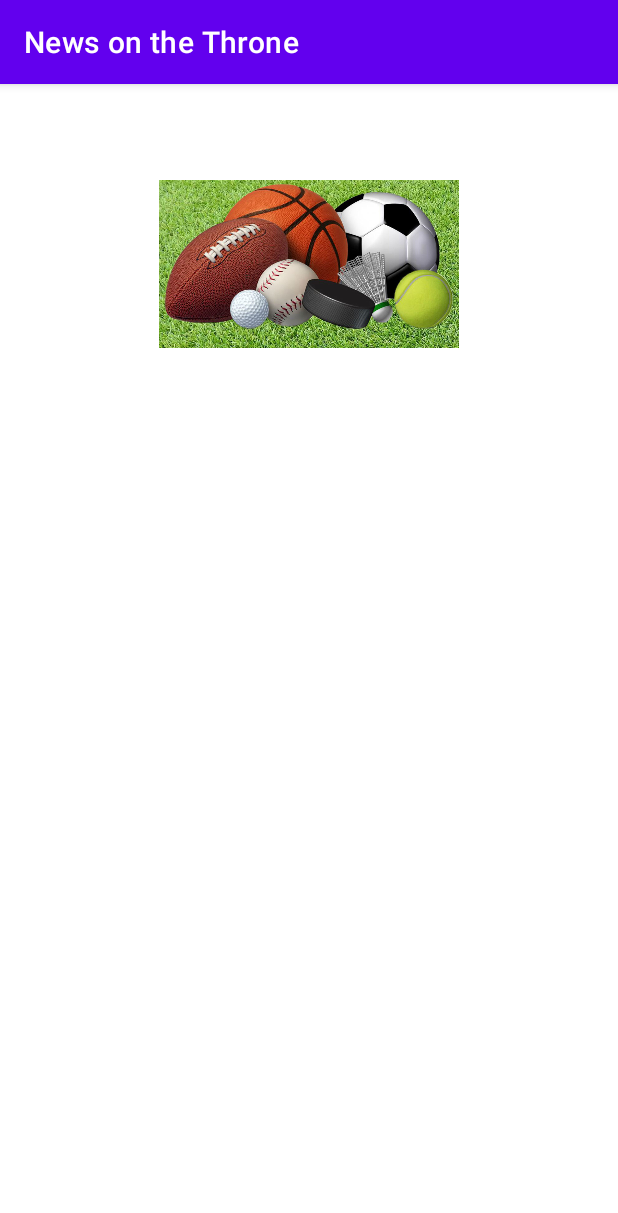
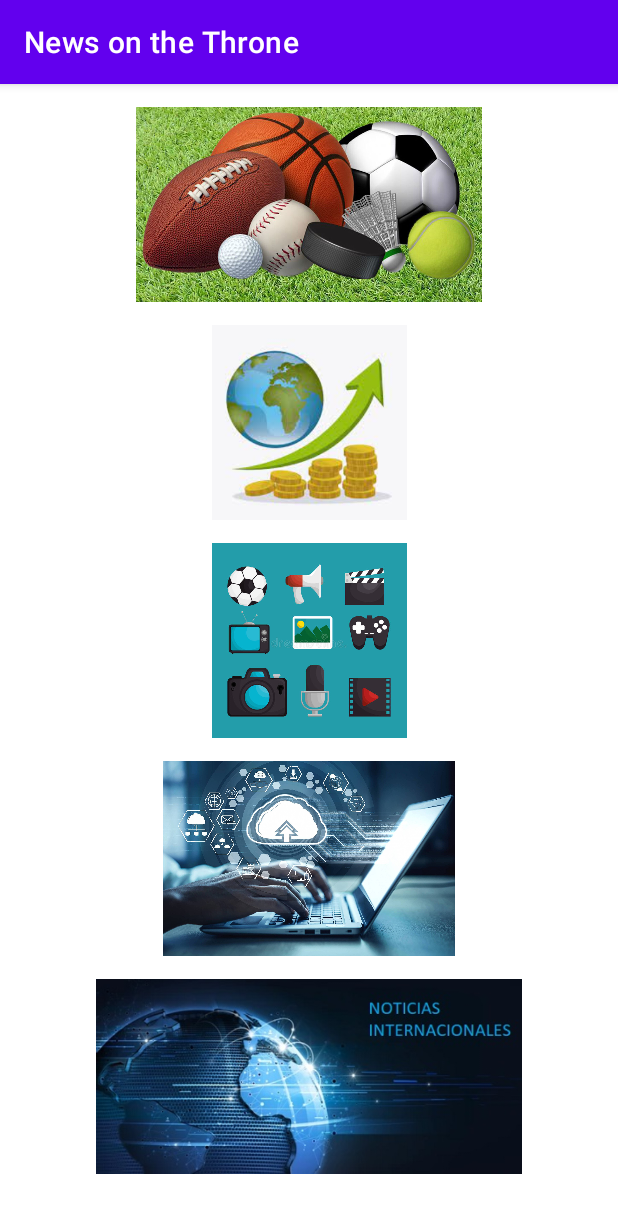
Before and after one commit to daniisza/TrabajoFinal, an Android app: the screen it shows after launch (Pantalla2), on a phone screen of 412 x 824 dp. Shown: the top 1213 px of the screen. Run offline under Robolectric (Android 15) with nearby library versions, the phone set to English and light mode, and no system bars.

Commit message:
SE SUBEN IMAGENES MENU SECCIONES
Imagenes de Menu

```diff
--- a/app/src/main/res/layout/activity_pantalla2.xml
+++ b/app/src/main/res/layout/activity_pantalla2.xml
@@ -11,12 +11,35 @@
 
     <com.google.android.material.imageview.ShapeableImageView
         android:id="@+id/imagen"
-        android:layout_gravity="center"
-        android:layout_marginTop="20dp"
-        android:src="@drawable/deportes"
-        android:layout_width="200dp"
-        android:layout_height="200dp"/>
+        android:layout_width="match_parent"
+        android:layout_height="130dp"
+        android:layout_marginTop="15dp"
+        android:src="@drawable/deportes" />
 
+    <com.google.android.material.imageview.ShapeableImageView
+        android:id="@+id/imagen2"
+        android:layout_width="match_parent"
+        android:layout_height="130dp"
+        android:layout_marginTop="15dp"
+        android:src="@drawable/economia" />
+    <com.google.android.material.imageview.ShapeableImageView
+        android:id="@+id/imagen3"
+        android:layout_width="match_parent"
+        android:layout_height="130dp"
+        android:layout_marginTop="15dp"
+        android:src="@drawable/entretenimiento" />
+    <com.google.android.material.imageview.ShapeableImageView
+        android:id="@+id/imagen4"
+        android:layout_width="match_parent"
+        android:layout_height="130dp"
+        android:layout_marginTop="15dp"
+        android:src="@drawable/tecnologia" />
+    <com.google.android.material.imageview.ShapeableImageView
+        android:id="@+id/imagen5"
+        android:layout_width="match_parent"
+        android:layout_height="130dp"
+        android:layout_marginTop="15dp"
+        android:src="@drawable/internacional" />
 
 
 
```
Also changed, not shown: app/src/main/res/layout/activity_main.xml (line endings or trailing spaces).
